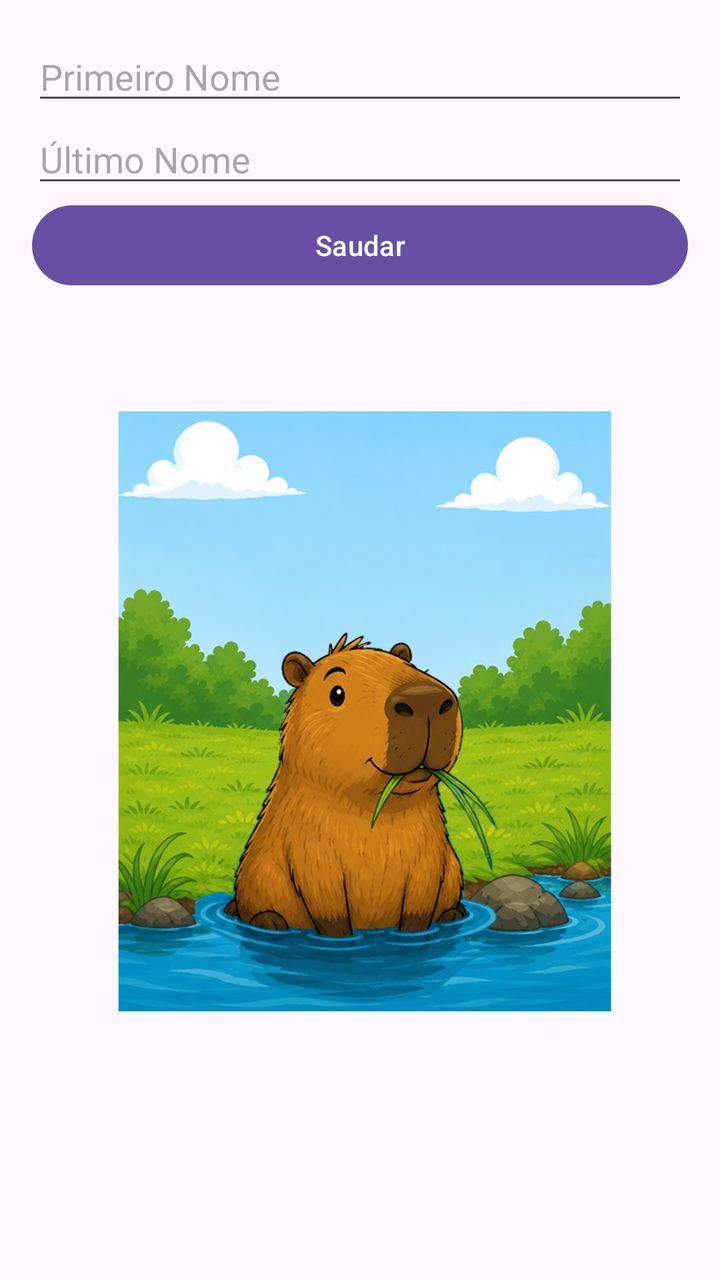
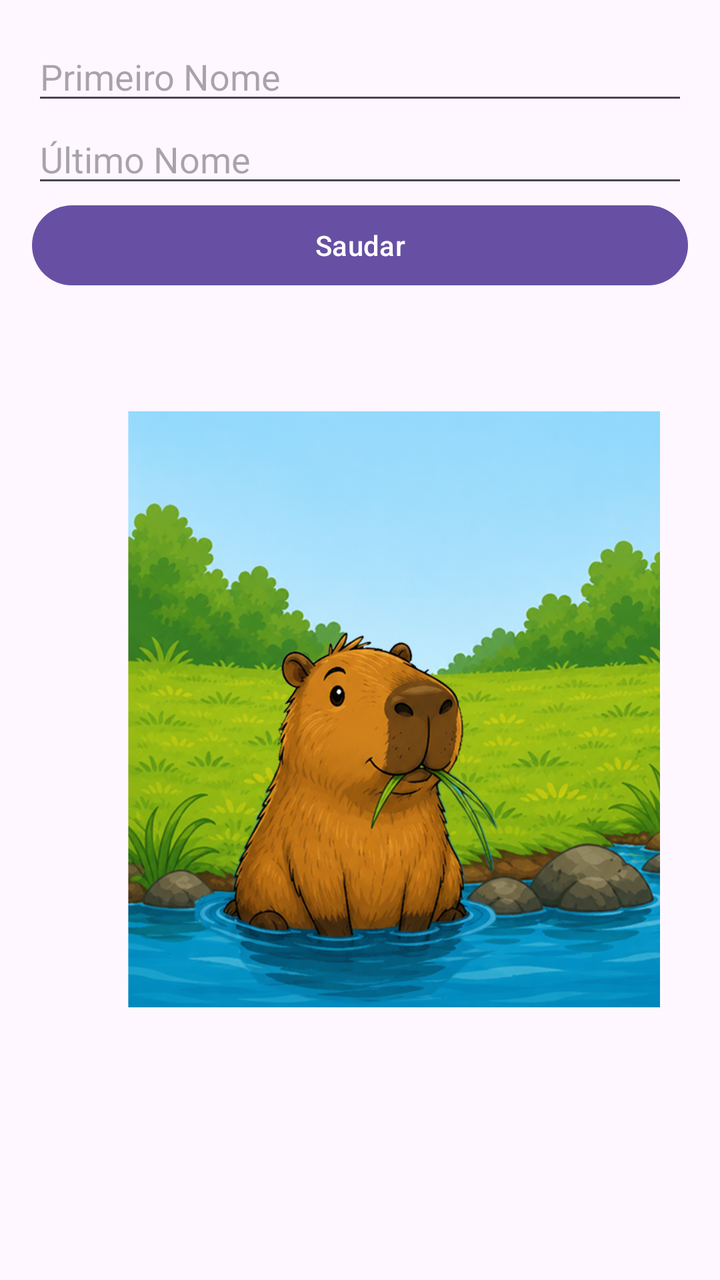

Compare the two renders of this Android layout. The source of the first and the diff that turns it into the second are given below.
<!-- AndroidManifest.xml: application theme Theme.Ex01OlaUtilizador -->
<!-- res/layout/activity_main.xml -->
<?xml version="1.0" encoding="utf-8"?>
<LinearLayout
    xmlns:android="http://schemas.android.com/apk/res/android"
    android:id="@+id/main"
    android:layout_width="match_parent"
    android:layout_height="match_parent"
    android:orientation="vertical"
    android:padding="16dp">

    <EditText
        android:id="@+id/etPrimeiroNome"
        android:layout_width="match_parent"
        android:layout_height="wrap_content"
        android:hint="Primeiro Nome"
        android:inputType="text"
        android:autofillHints="name" />

    <EditText
        android:id="@+id/etUltimoNome"
        android:layout_width="match_parent"
        android:layout_height="wrap_content"
        android:hint="Último Nome"
        android:inputType="text"
        android:autofillHints="familyName" />

    <Button
        android:id="@+id/btnSaudacao"
        android:layout_width="match_parent"
        android:layout_height="wrap_content"
        android:text="Saudar" />

    <TextView
        android:id="@+id/tvResultado"
        android:layout_width="match_parent"
        android:layout_height="wrap_content"
        android:paddingTop="16dp"
        android:textSize="20sp" />

    <FrameLayout
        android:layout_width="300dp"
        android:layout_height="300dp"
        android:layout_gravity="center"
        android:layout_marginTop="16dp">

    <ImageView
        android:id="@+id/imgBackground"
        android:layout_width="match_parent"
        android:layout_height="match_parent"
        android:scaleType="fitXY"
        android:src="@drawable/capivbackground"
        android:contentDescription="Cenário" />

    <ImageView
        android:id="@+id/imgCapivara"
        android:layout_width="220dp"
        android:layout_height="220dp"
        android:layout_gravity="center|bottom"
        android:src="@drawable/capiv1"
        android:contentDescription="Capivara" />

</FrameLayout>

</LinearLayout>
<!-- resources referenced by this layout -->
<resources>
  <!-- drawable capiv1: png bitmap (drawable, 374413 bytes) -->
  <!-- drawable capivbackground: png bitmap (drawable, 651280 bytes) -->
  <style name="Theme.Ex01OlaUtilizador" parent="Base.Theme.Ex01OlaUtilizador" />
  <style name="Base.Theme.Ex01OlaUtilizador" parent="Theme.Material3.DayNight.NoActionBar">
          
          
      </style>
</resources>

<!-- the commit's change to res/layout/activity_main.xml (unified diff, before → after) -->
@@ -42,22 +42,23 @@
         android:layout_gravity="center"
         android:layout_marginTop="16dp">
 
-    <ImageView
-        android:id="@+id/imgBackground"
-        android:layout_width="match_parent"
-        android:layout_height="match_parent"
-        android:scaleType="fitXY"
-        android:src="@drawable/capivbackground"
-        android:contentDescription="Cenário" />
+        <ImageView
+            android:id="@+id/imgBackground"
+            android:layout_width="350dp"
+            android:layout_height="358dp"
+            android:contentDescription="Cenário"
+            android:scaleType="fitXY"
+            android:translationY="-60dp"
+            android:src="@drawable/capivbackground" />
 
-    <ImageView
-        android:id="@+id/imgCapivara"
-        android:layout_width="220dp"
-        android:layout_height="220dp"
-        android:layout_gravity="center|bottom"
-        android:src="@drawable/capiv1"
-        android:contentDescription="Capivara" />
+        <ImageView
+            android:id="@+id/imgCapivara"
+            android:layout_width="220dp"
+            android:layout_height="220dp"
+            android:layout_gravity="center|bottom"
+            android:contentDescription="Capivara"
+            android:src="@drawable/capiv1" />
 
-</FrameLayout>
+    </FrameLayout>
 
 </LinearLayout>
